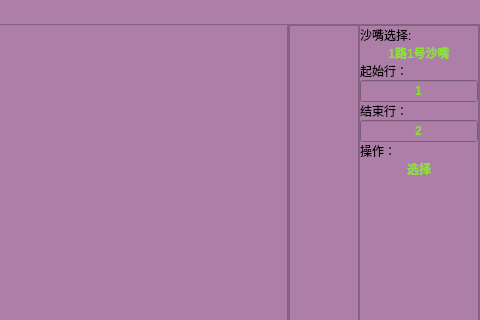
First picture: the form in frm/Frm_patternManage.ui, repository lvxiaowei/linux_lcCode, before the edit; both pictures show x 287 to 767 and y 0 to 320 of the 767 by 596 pixel window.
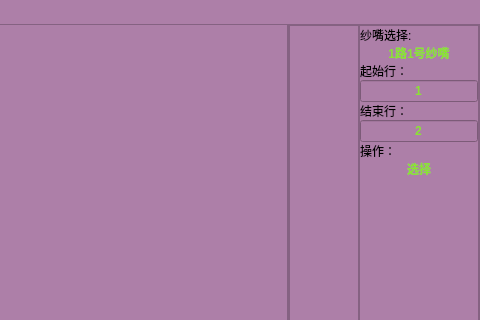
Second picture: the form after the edit.

Commit message: bug修复：将沙嘴修改成纱嘴

Patch:
```diff
--- a/frm/Frm_patternManage.ui
+++ b/frm/Frm_patternManage.ui
@@ -235,7 +235,7 @@
                       <string notr="true"/>
                      </property>
                      <property name="text">
-                      <string>沙嘴选择:</string>
+                      <string>纱嘴选择:</string>
                      </property>
                     </widget>
                    </item>
@@ -251,7 +251,7 @@
                       <string notr="true">color: rgb(138, 226, 52);</string>
                      </property>
                      <property name="text">
-                      <string>1路1号沙嘴</string>
+                      <string>1路1号纱嘴</string>
                      </property>
                      <property name="alignment">
                       <set>Qt::AlignCenter</set>
```
The commit also changes 2 other files.
